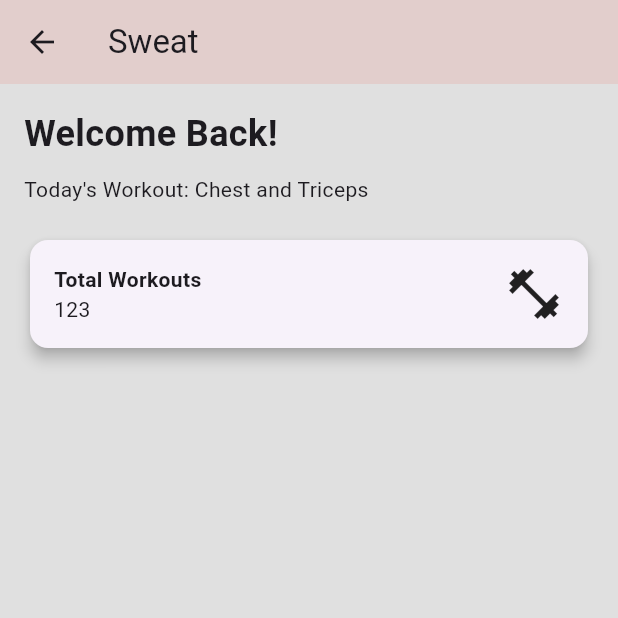
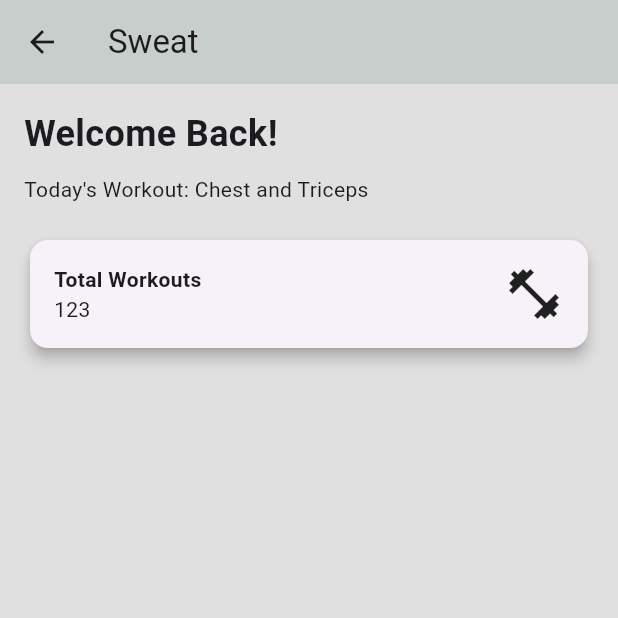
Before and after one commit to Adarsha5421/Sweat_fitness_mobiles, a Flutter app: the HomePage screen opened directly, on a phone screen of 412 x 824 dp, the top half of it. Run offline on Flutter 3.47's test engine with Material 3 defaults, Android fonts, the phone set to English and light mode, and no system bars; our stand-ins replace bloc, dartz, dio, equatable, flutter_bloc, flutter_spinkit and 9 more; accounts and stored records are empty; network calls fail; Roboto replaces fonts that are missing (Montserrat Regular).

```diff
--- a/lib/view/homepage_view.dart
+++ b/lib/view/homepage_view.dart
@@ -8,7 +8,7 @@ class HomePage extends StatelessWidget {
     return Scaffold(
       appBar: AppBar(
         title: const Text("Sweat"),
-        backgroundColor: const Color.fromARGB(290, 242, 86, 75),
+        backgroundColor: const Color.fromARGB(290, 290, 86, 75),
       ),
       body: const Padding(
         padding: EdgeInsets.all(16.0),
```
